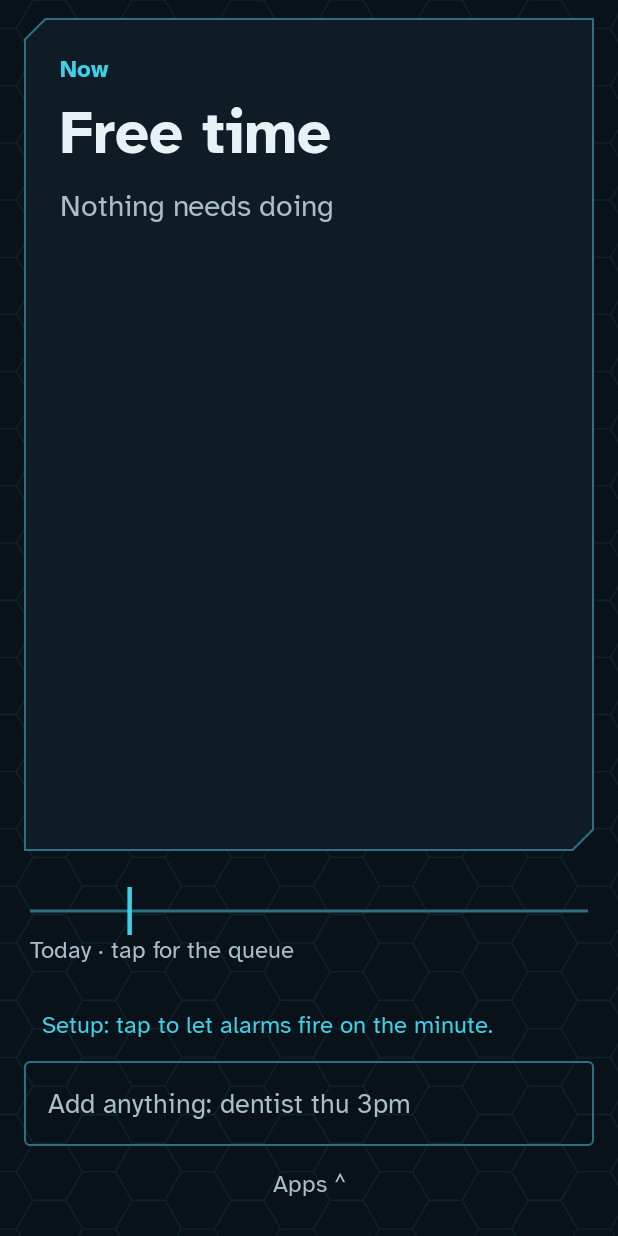
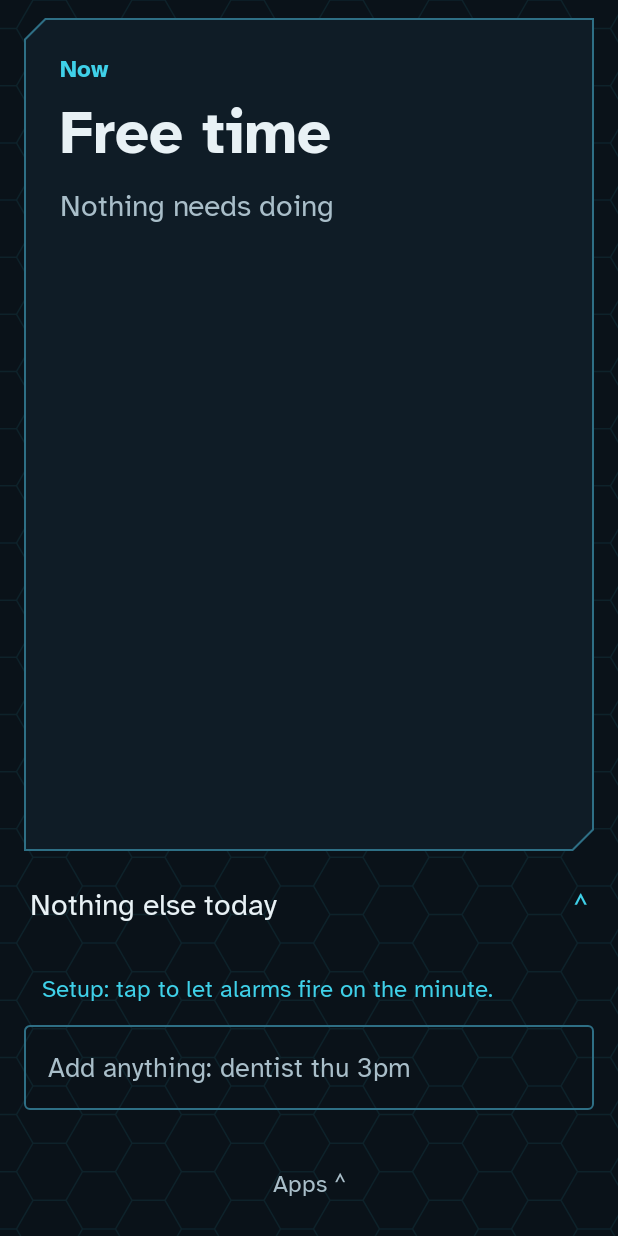
Before and after one commit to FallhammerLord/Initiative_Calendar, an Android app built with Jetpack Compose: the screen it shows after launch (MainActivity), on a phone screen of 412 x 824 dp. Run offline under Robolectric (Android 15) with nearby library versions, the phone set to English and light mode, and no system bars; our stand-ins replace Room's generated code.

Commit message:
Board from the first phone test: bottom-band drawer swipe, folding day panel
- The app drawer opens only from a swipe that starts in the bottom band (the
  pinned apps and Apps button, above Android's gesture strip) and travels
  about a thumb's length. Swipes elsewhere on the board no longer open it.
- The day panel folds to the Next line. Tap it or swipe it up to open the
  timeline and today's queue as a sheet over the board; swipe down, tap
  outside, or Back folds it. The Now card keeps its shape.
- The weekly recopy is a one-line prompt instead of a card.
- Close in settings returns to the board; Back still steps to the drawer.
- The setup line explains Android's restricted-settings block, and that
  Board after unlock can be switched off.
- Emulator steps for each.

Co-Authored-By: Claude Opus 5.5 <noreply@anthropic.com>
Claude-Session: https://claude.ai/code/session_01UqUncHy39EwzRQR8gYQFLp

```diff
--- a/app/src/main/java/net/fallhammer/initiative/ui/BoardScreen.kt
+++ b/app/src/main/java/net/fallhammer/initiative/ui/BoardScreen.kt
@@ -10,12 +10,13 @@ import androidx.compose.animation.AnimatedVisibility
 import androidx.compose.animation.slideInVertically
 import androidx.compose.animation.slideOutVertically
 import androidx.compose.foundation.Canvas
+import androidx.compose.foundation.ExperimentalFoundationApi
 import androidx.compose.foundation.background
-import androidx.compose.foundation.ExperimentalFoundationApi
 import androidx.compose.foundation.clickable
 import androidx.compose.foundation.combinedClickable
 import androidx.compose.foundation.gestures.detectVerticalDragGestures
 import androidx.compose.foundation.horizontalScroll
+import androidx.compose.foundation.interaction.MutableInteractionSource
 import androidx.compose.foundation.layout.Arrangement
 import androidx.compose.foundation.layout.Box
 import androidx.compose.foundation.layout.BoxWithConstraints
@@ -27,6 +28,7 @@ import androidx.compose.foundation.layout.fillMaxWidth
 import androidx.compose.foundation.layout.height
 import androidx.compose.foundation.layout.heightIn
 import androidx.compose.foundation.layout.padding
+import androidx.compose.foundation.layout.systemBarsPadding
 import androidx.compose.foundation.layout.width
 import androidx.compose.foundation.lazy.LazyColumn
 import androidx.compose.foundation.lazy.items
@@ -40,6 +42,7 @@ import androidx.compose.runtime.Composable
 import androidx.compose.runtime.LaunchedEffect
 import androidx.compose.runtime.getValue
 import androidx.compose.runtime.mutableStateOf
+import androidx.compose.runtime.remember
 import androidx.compose.runtime.saveable.rememberSaveable
 import androidx.compose.runtime.setValue
 import androidx.compose.ui.Alignment
@@ -57,6 +60,7 @@ import androidx.compose.ui.semantics.contentDescription
 import androidx.compose.ui.semantics.semantics
 import androidx.compose.ui.text.font.FontWeight
 import androidx.compose.ui.text.input.ImeAction
+import androidx.compose.ui.unit.Dp
 import androidx.compose.ui.unit.dp
 import androidx.lifecycle.compose.collectAsStateWithLifecycle
 import initiative.core.Formats
@@ -140,7 +144,8 @@ fun BoardScreen(vm: BoardViewModel) {
                 EditScreen(editing, vm.edit)
             } else if (focusView != null) {
                 FocusScreen(focusView, ui.now, onDone = vm::doneWithIt, onEnd = vm::endFocus)
-            } else Screen(Modifier.onSwipeUp { vm.setDrawer(true) }) {
+            } else Box(Modifier.fillMaxSize()) {
+                Screen {
                     NowCard(
                         ui = ui,
                         flash = flash,
@@ -153,15 +158,12 @@ fun BoardScreen(vm: BoardViewModel) {
                         onEdit = vm.edit::open,
                     )
                     Spacer(Modifier.height(Space.m))
-                NextPeek(ui)
+                    // Folded, the day panel is just the Next line: swipe it up or tap it to open.
+                    DayBar(ui, open = false, onToggle = { expanded = true }, modifier = Modifier.onSwipeUp { expanded = true })
                     Spacer(Modifier.height(Space.s))
-                LedgerLine(ui, onClick = { expanded = !expanded })
-                if (expanded) DayQueue(ui.queue, Modifier.heightIn(max = 240.dp), onEdit = vm.edit::open)
-                Spacer(Modifier.height(Space.m))
                     // The weekly recopy waits while an anchor is Now.
                     if (recopyDue && ui.board?.now?.item?.isAnchor != true) {
-                    RecopyCard(onStart = vm.recopy::start, onLater = vm.recopy::later)
-                    Spacer(Modifier.height(Space.m))
+                        RecopyPrompt(onStart = vm.recopy::start, onLater = vm.recopy::later)
                     }
                     ask?.let { parsed ->
                         AskChips(
@@ -174,12 +176,24 @@ fun BoardScreen(vm: BoardViewModel) {
                     // One setup step at a time, until all are done.
                     setup.firstOrNull()?.let { step -> PromptLine(stringResource(step.text)) { openStep(step) } }
                     QuickAdd(onSubmit = vm::submit)
+                    // The way to the app drawer: a swipe up that starts in this bottom band,
+                    // which sits above Android's own gesture strip, or the Apps button.
+                    Column(
+                        Modifier
+                            .fillMaxWidth()
+                            .heightIn(min = DRAWER_BAND)
+                            .onSwipeUp(DRAWER_SWIPE) { vm.setDrawer(true) },
+                        horizontalAlignment = Alignment.CenterHorizontally,
+                        verticalArrangement = Arrangement.Bottom,
+                    ) {
                         PinnedRow(apps.filter { it.key in pinned }, onLaunch = vm::launch)
-                QuietButton(
-                    stringResource(R.string.apps_button),
-                    onClick = { vm.setDrawer(true) },
-                    modifier = Modifier.align(Alignment.CenterHorizontally),
-                )
+                        QuietButton(stringResource(R.string.apps_button), onClick = { vm.setDrawer(true) })
+                    }
+                }
+                // Open, the day panel lies over the board, so the Now card keeps its shape.
+                if (expanded) {
+                    DaySheet(ui, onClose = { expanded = false }, onEdit = { item -> expanded = false; vm.edit.open(item) })
+                }
             }
         }
 
@@ -224,7 +238,8 @@ fun BoardScreen(vm: BoardViewModel) {
                 onRestoreFile = vm.backup::pickRestore,
                 onRestoreConfirm = vm.backup::confirmRestore,
                 onRestoreCancel = vm.backup::cancelRestore,
-                onClose = vm::back,
+                // Close goes to the board; the Back gesture steps back to the drawer.
+                onClose = { vm.setDrawer(false) },
             )
         }
 
@@ -344,21 +359,69 @@ private fun FocusScreen(focus: FocusView, now: LocalDateTime, onDone: (Item) ->
     }
 }
 
+/**
+ * The day panel's handle: the Next line, with a mark showing it opens or folds.
+ * Tap it, or swipe it, to open or fold the panel.
+ */
 @Composable
-private fun NextPeek(ui: BoardUi) {
-    val next = ui.board?.next ?: return
-    val start = next.start
-    val text = if (next.isAnchor && start != null) {
-        stringResource(R.string.next_anchor, next.title, Formats.countdown(ui.now, start))
-    } else {
-        stringResource(R.string.next_float, next.title)
+private fun DayBar(ui: BoardUi, open: Boolean, onToggle: () -> Unit, modifier: Modifier = Modifier) {
+    val next = ui.board?.next
+    val start = next?.start
+    val text = when {
+        next == null -> stringResource(R.string.nothing_next)
+        next.isAnchor && start != null -> stringResource(R.string.next_anchor, next.title, Formats.countdown(ui.now, start))
+        else -> stringResource(R.string.next_float, next.title)
     }
-    Body(text, color = Ink.text, modifier = Modifier.padding(horizontal = Space.xs))
+    Row(
+        modifier
+            .fillMaxWidth()
+            .heightIn(min = Tap.min)
+            .clickable(onClickLabel = stringResource(if (open) R.string.day_close else R.string.day_open), onClick = onToggle)
+            .padding(horizontal = Space.xs),
+        verticalAlignment = Alignment.CenterVertically,
+    ) {
+        Body(text, Modifier.weight(1f), color = Ink.text)
+        Text(
+            stringResource(if (open) R.string.day_close_mark else R.string.day_open_mark),
+            style = Type.body,
+            color = Ink.accent,
+            modifier = Modifier.clearAndSetSemantics { },
+        )
+    }
 }
 
-/** The day as one line: done ticks, walls as markers, a bar for now. Tap to expand. */
+/**
+ * The open day panel: Next, today's line, and the queue, on a sheet over the
+ * board. Swipe its handle down, tap outside it, or press Back to fold it.
+ */
 @Composable
-private fun LedgerLine(ui: BoardUi, onClick: () -> Unit) {
+private fun DaySheet(ui: BoardUi, onClose: () -> Unit, onEdit: (Item) -> Unit) {
+    val closeLabel = stringResource(R.string.day_close)
+    Box(Modifier.fillMaxSize()) {
+        Box(
+            Modifier
+                .fillMaxSize()
+                .clickable(remember { MutableInteractionSource() }, indication = null, onClickLabel = closeLabel, onClick = onClose)
+                .semantics { contentDescription = closeLabel },
+        )
+        BoxWithConstraints(
+            Modifier.fillMaxSize().systemBarsPadding().padding(horizontal = Space.l, vertical = Space.m),
+            contentAlignment = Alignment.BottomCenter,
+        ) {
+            Card(Modifier.heightIn(max = maxHeight * SHEET_SHARE)) {
+                DayBar(ui, open = true, onToggle = onClose, modifier = Modifier.onSwipeDown(onClose))
+                Spacer(Modifier.height(Space.s))
+                LedgerLine(ui)
+                Spacer(Modifier.height(Space.s))
+                DayQueue(ui.queue, Modifier.weight(1f, fill = false), onEdit)
+            }
+        }
+    }
+}
+
+/** The day as one line: done ticks, walls as markers, a bar for now. */
+@Composable
+private fun LedgerLine(ui: BoardUi) {
     val startMin = ui.window.start.toSecondOfDay() / 60f
     val endMin = ui.window.end.toSecondOfDay() / 60f
     fun frac(t: LocalDateTime): Float = ((t.toLocalTime().toSecondOfDay() / 60f - startMin) / (endMin - startMin)).coerceIn(0f, 1f)
@@ -382,7 +445,6 @@ private fun LedgerLine(ui: BoardUi, onClick: () -> Unit) {
     Column(
         Modifier
             .fillMaxWidth()
-            .clickable(onClick = onClick)
             .semantics(mergeDescendants = true) { contentDescription = description }
             .padding(horizontal = Space.xs, vertical = Space.xs),
     ) {
@@ -481,16 +543,13 @@ private fun PinnedRow(apps: List<AppEntry>, onLaunch: (AppEntry) -> Unit) {
     }
 }
 
-/*
- * Swipe up opens the drawer. The board sits above the system's gesture area, so
- * a swipe from the very bottom edge goes to Android instead; the Apps button is
- * the always-visible way in.
- */
-private fun Modifier.onSwipeUp(action: () -> Unit) = pointerInput(Unit) {
+/** A swipe up of at least [travel]. */
+private fun Modifier.onSwipeUp(travel: Dp = SWIPE, action: () -> Unit) = pointerInput(Unit) {
+    val need = travel.toPx()
     var total = 0f
     detectVerticalDragGestures(
         onDragStart = { total = 0f },
-        onDragEnd = { if (total < -SWIPE_PX) action() },
+        onDragEnd = { if (total < -need) action() },
     ) { _, dy -> total += dy }
 }
 
@@ -503,3 +562,15 @@ internal fun Modifier.onSwipeDown(action: () -> Unit) = pointerInput(Unit) {
 }
 
 private const val SWIPE_PX = 150f
+private val SWIPE = 48.dp
+
+/*
+ * The drawer opens only from a swipe that starts in the bottom band and travels
+ * about a thumb's length. The band sits above Android's gesture strip, which
+ * keeps swipes from the very bottom edge for Home and Back.
+ */
+private val DRAWER_BAND = 72.dp
+private val DRAWER_SWIPE = 64.dp
+
+/** The open day panel takes at most this share of the screen. */
+private const val SHEET_SHARE = 0.7f
--- a/app/src/main/res/values/strings.xml
+++ b/app/src/main/res/values/strings.xml
@@ -12,8 +12,13 @@
     <string name="action_undo">Undo</string>
     <string name="next_anchor">Next: %1$s in %2$s</string>
     <string name="next_float">Next: %1$s</string>
-    <string name="ledger_hint">Today · tap for the queue</string>
-    <string name="ledger_description">Today\'s line. %1$s %2$s Tap for the queue.</string>
+    <string name="ledger_hint">Today</string>
+    <string name="day_open">Show today</string>
+    <string name="day_close">Hide today</string>
+    <string name="day_open_mark">⌃</string>
+    <string name="day_close_mark">⌄</string>
+    <string name="nothing_next">Nothing else today</string>
+    <string name="ledger_description">Today\'s line. %1$s %2$s</string>
     <string name="ledger_walls">Walls: %1$s.</string>
     <string name="ledger_no_walls">No walls left today.</string>
     <string name="ledger_wall">%1$s at %2$s, %3$s</string>
@@ -46,7 +51,7 @@
     <string name="setup_exact_alarms">Setup: tap to let alarms fire on the minute.</string>
     <string name="setup_full_screen">Setup: tap to allow full-screen alarms for Firm and Hard walls.</string>
     <string name="setup_battery">Setup: tap so battery saving can\'t delay alarms. Choose Allow.</string>
-    <string name="setup_overlay">Setup: tap to let the board appear after you unlock. Allow “Display over other apps”.</string>
+    <string name="setup_overlay">Setup: tap to let the board appear after you unlock. If Android blocks it: Settings, Apps, Initiative, ⋮, Allow restricted settings. Or switch off Board after unlock in Initiative settings.</string>
 
     <!-- App drawer -->
     <string name="drawer_title">Apps</string>
@@ -105,9 +110,7 @@
     <string name="recap_back">Back to the board</string>
 
     <!-- Weekly recopy -->
-    <string name="recopy_title">Recopy the list</string>
-    <string name="recopy_hint">Walk the open list, oldest first. Keep, move, or drop each one.</string>
-    <string name="recopy_start">Start</string>
+    <string name="recopy_prompt">Recopy the list: tap to walk it, oldest first</string>
     <string name="recopy_later">Later</string>
     <string name="recopy_label">Recopy</string>
     <string name="recopy_nudge">This one keeps coming back. Dropping it is fine.</string>
```
Also changed, not shown: app/src/main/java/net/fallhammer/initiative/ui/RecapScreens.kt (+6 -11 lines), 2 other files. Lines whose indentation alone changed are shown as unchanged.
